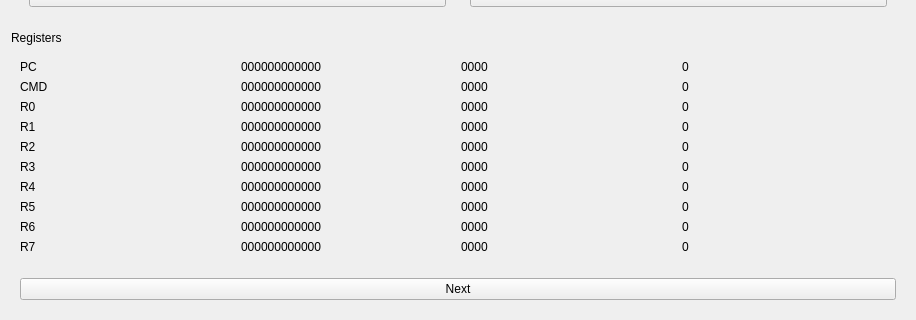
The window that emulator/GuiApp/MainWindow.ui (Dyaika/three-address-cpu) describes before a commit, drawn with Qt 5; both pictures show x 0 to 916 and y 447 to 767 of the 916 by 767 pixel window.
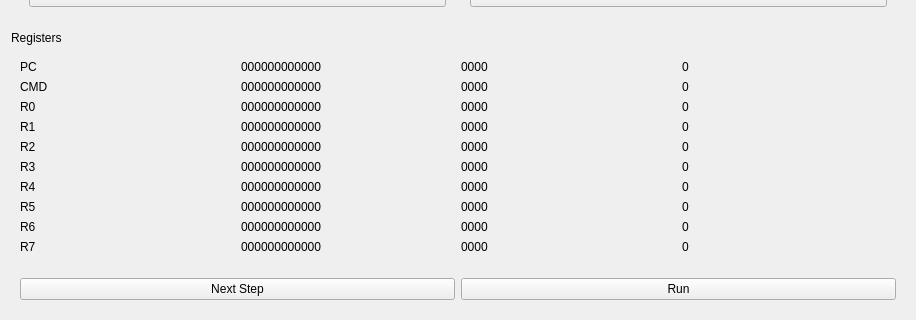
The same window after the commit.

Diff of the .ui file:
```diff
--- a/emulator/GuiApp/MainWindow.ui
+++ b/emulator/GuiApp/MainWindow.ui
@@ -365,7 +365,14 @@
       <item>
        <widget class="QPushButton" name="NextButton">
         <property name="text">
-         <string>Next</string>
+         <string>Next Step</string>
+        </property>
+       </widget>
+      </item>
+      <item>
+       <widget class="QPushButton" name="RunButton">
+        <property name="text">
+         <string>Run</string>
         </property>
        </widget>
       </item>
```
